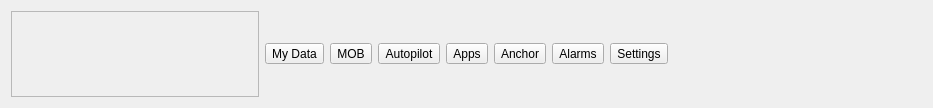
Before: the Qt Designer form ui/bottombar/BottomBar.ui in OpenFairWind/FairWindSK, drawn with Qt 5.
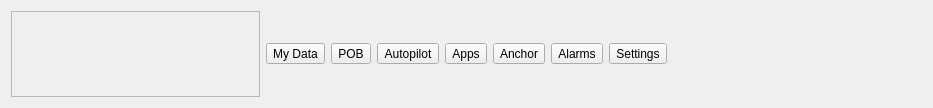
After: the same form once the commit is applied. Icons and pictures are not drawn.

```diff
--- a/ui/bottombar/BottomBar.ui
+++ b/ui/bottombar/BottomBar.ui
@@ -76,7 +76,7 @@
      <item>
       <widget class="QToolButton" name="toolButton_MOB">
        <property name="text">
-        <string>MOB</string>
+        <string>POB</string>
        </property>
        <property name="icon">
         <iconset resource="../../resources.qrc">
```
Left out of the diff: 14 changed lines with no effect on the pictures.
